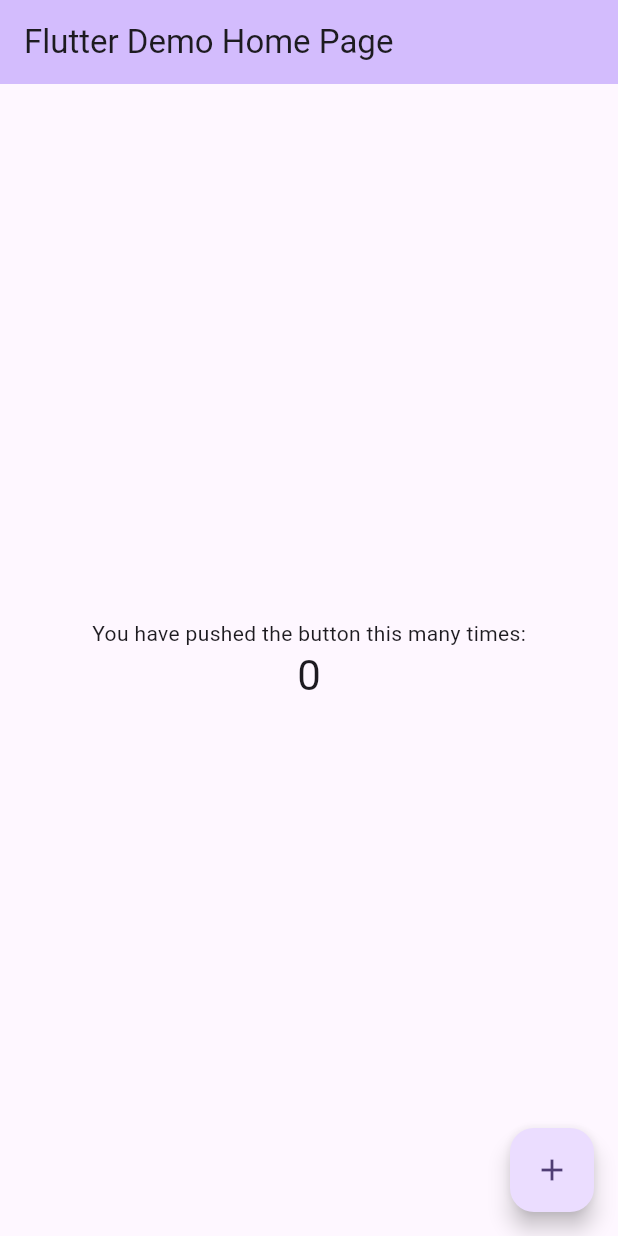
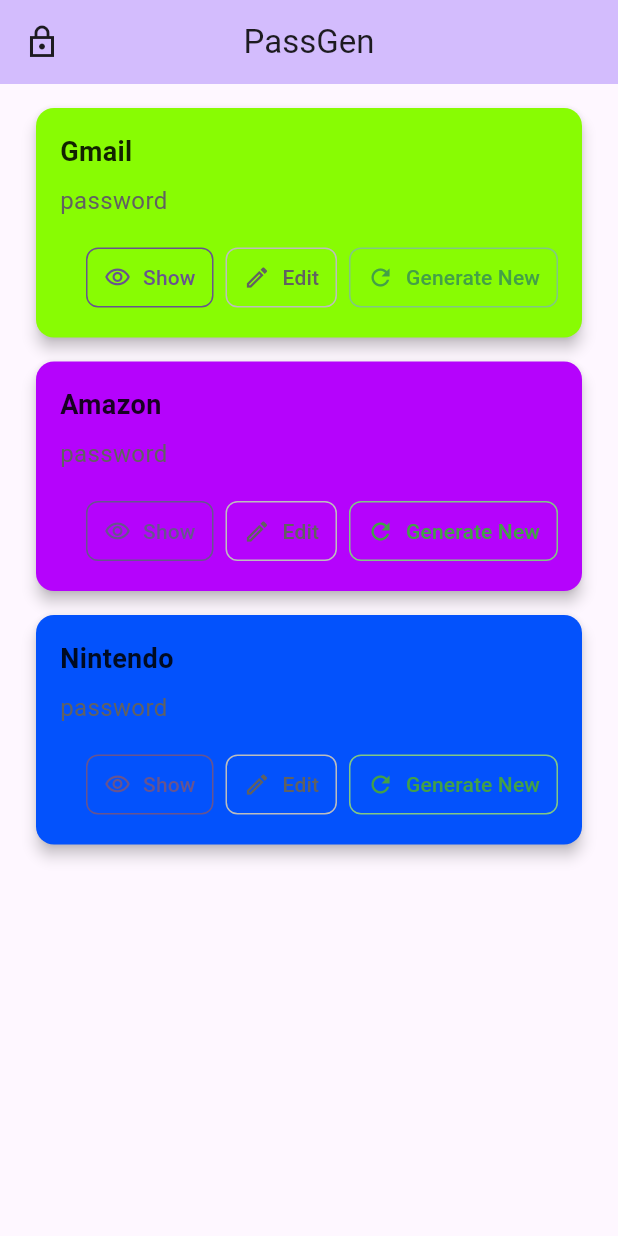
Before and after one commit to AndreDevelopment/password-gen, a Flutter app: the screen it shows after launch, on a phone screen of 412 x 824 dp. Run offline on Flutter 3.47's test engine with Material 3 defaults, Android fonts, the light colour scheme and no system bars.

Commit message:
Added base components

```diff
--- a/lib/main.dart
+++ b/lib/main.dart
@@ -1,8 +1,8 @@
 import 'package:flutter/material.dart';
+import 'package:password_gen/password.dart';
 
-void main() {
-  runApp(const MyApp());
-}
+void main()=>   runApp(const MyApp());
+
 
 class MyApp extends StatelessWidget {
   const MyApp({super.key});
@@ -11,41 +11,18 @@
   @override
   Widget build(BuildContext context) {
     return MaterialApp(
-      title: 'Flutter Demo',
+      title: 'Password Generator',
+      debugShowCheckedModeBanner: false,
       theme: ThemeData(
-        // This is the theme of your application.
-        //
-        // TRY THIS: Try running your application with "flutter run". You'll see
-        // the application has a purple toolbar. Then, without quitting the app,
-        // try changing the seedColor in the colorScheme below to Colors.green
-        // and then invoke "hot reload" (save your changes or press the "hot
-        // reload" button in a Flutter-supported IDE, or press "r" if you used
-        // the command line to start the app).
-        //
-        // Notice that the counter didn't reset back to zero; the application
-        // state is not lost during the reload. To reset the state, use hot
-        // restart instead.
-        //
-        // This works for code too, not just values: Most code changes can be
-        // tested with just a hot reload.
         colorScheme: ColorScheme.fromSeed(seedColor: Colors.deepPurple),
       ),
-      home: const MyHomePage(title: 'Flutter Demo Home Page'),
+      home: const MyHomePage(title: 'PassGen'),
     );
   }
 }
 
 class MyHomePage extends StatefulWidget {
   const MyHomePage({super.key, required this.title});
-
-  // This widget is the home page of your application. It is stateful, meaning
-  // that it has a State object (defined below) that contains fields that affect
-  // how it looks.
-
-  // This class is the configuration for the state. It holds the values (in this
-  // case the title) provided by the parent (in this case the App widget) and
-  // used by the build method of the State. Fields in a Widget subclass are
-  // always marked "final".
 
   final String title;
 
@@ -54,69 +31,19 @@
 }
 
 class _MyHomePageState extends State<MyHomePage> {
-  int _counter = 0;
-
-  void _incrementCounter() {
-    setState(() {
-      // This call to setState tells the Flutter framework that something has
-      // changed in this State, which causes it to rerun the build method below
-      // so that the display can reflect the updated values. If we changed
-      // _counter without calling setState(), then the build method would not be
-      // called again, and so nothing would appear to happen.
-      _counter++;
-    });
-  }
 
   @override
   Widget build(BuildContext context) {
-    // This method is rerun every time setState is called, for instance as done
-    // by the _incrementCounter method above.
-    //
-    // The Flutter framework has been optimized to make rerunning build methods
-    // fast, so that you can just rebuild anything that needs updating rather
-    // than having to individually change instances of widgets.
     return Scaffold(
       appBar: AppBar(
-        // TRY THIS: Try changing the color here to a specific color (to
-        // Colors.amber, perhaps?) and trigger a hot reload to see the AppBar
-        // change color while the other colors stay the same.
         backgroundColor: Theme.of(context).colorScheme.inversePrimary,
-        // Here we take the value from the MyHomePage object that was created by
-        // the App.build method, and use it to set our appbar title.
+        centerTitle: true,
         title: Text(widget.title),
+        leading: IconButton(icon: Icon(Icons.lock_outline_sharp), onPressed: () {}),
       ),
       body: Center(
-        // Center is a layout widget. It takes a single child and positions it
-        // in the middle of the parent.
-        child: Column(
-          // Column is also a layout widget. It takes a list of children and
-          // arranges them vertically. By default, it sizes itself to fit its
-          // children horizontally, and tries to be as tall as its parent.
-          //
-          // Column has various properties to control how it sizes itself and
-          // how it positions its children. Here we use mainAxisAlignment to
-          // center the children vertically; the main axis here is the vertical
-          // axis because Columns are vertical (the cross axis would be
-          // horizontal).
-          //
-          // TRY THIS: Invoke "debug painting" (choose the "Toggle Debug Paint"
-          // action in the IDE, or press "p" in the console), to see the
-          // wireframe for each widget.
-          mainAxisAlignment: MainAxisAlignment.center,
-          children: <Widget>[
-            const Text('You have pushed the button this many times:'),
-            Text(
-              '$_counter',
-              style: Theme.of(context).textTheme.headlineMedium,
-            ),
-          ],
-        ),
+          child: Password()
       ),
-      floatingActionButton: FloatingActionButton(
-        onPressed: _incrementCounter,
-        tooltip: 'Increment',
-        child: const Icon(Icons.add),
-      ), // This trailing comma makes auto-formatting nicer for build methods.
     );
   }
 }
--- /dev/null
+++ b/lib/models/password_model.dart
@@ -0,0 +1,28 @@
+import 'dart:ui';
+import 'package:flutter/material.dart';
+
+class PasswordModel {
+
+  String password;
+  String name;
+  Color backgroundColor =Color(0xffff5733);
+
+  PasswordModel({
+    required this.name,
+    required this.password,
+    required this.backgroundColor
+
+  });
+
+  static List<PasswordModel>getAllPasswords(){
+    List<PasswordModel> passwords = [
+      PasswordModel(name: "Gmail", password: "password", backgroundColor: Color(0xff88fc03)),
+      PasswordModel(name: "Amazon", password: "password", backgroundColor: Color.fromARGB(255, 181, 3, 252)),
+      PasswordModel(name: "Nintendo", password: "password", backgroundColor: Color.fromARGB(255, 3, 82, 252)),
+    ];
+
+
+    return passwords;
+  }
+
+}
--- /dev/null
+++ b/lib/password.dart
@@ -0,0 +1,128 @@
+import 'package:flutter/material.dart';
+import 'package:password_gen/models/password_model.dart';
+
+class Password extends StatefulWidget {
+  const Password({super.key});
+
+  @override
+  State<Password> createState() => _PasswordState();
+}
+
+class _PasswordState extends State<Password> {
+  List<PasswordModel> passwords = [];
+
+  void _getPasswords() {
+    passwords = PasswordModel.getAllPasswords();
+  }
+
+  @override
+  Widget build(BuildContext context) {
+    _getPasswords();
+    return ListView.builder(
+      itemCount: passwords.length,
+      padding: const EdgeInsets.all(8.0),
+      itemBuilder: (context, index) {
+        final password = passwords[index];
+        return Card(
+          elevation: 4.0,
+          margin: const EdgeInsets.symmetric(vertical: 8.0, horizontal: 16.0),
+          shape: RoundedRectangleBorder(
+            borderRadius: BorderRadius.circular(12.0),
+          ),
+          color: password.backgroundColor,
+          child: Padding(
+            padding: const EdgeInsets.all(16.0),
+            child: Column(
+              crossAxisAlignment: CrossAxisAlignment.start,
+              children: [
+                Text(
+                  password.name,
+                  style: TextStyle(
+                    fontSize: 18.0,
+                    fontWeight: FontWeight.bold,
+                    color: Colors.black87,
+                  ),
+                ),
+                const SizedBox(height: 8.0),
+                Text(
+                  password.password,
+                  style: TextStyle(fontSize: 16.0, color: Colors.grey[700]),
+                ),
+                const SizedBox(height: 16.0),
+                Row(
+                  mainAxisAlignment:
+                      MainAxisAlignment.end,
+                  children: [
+                    OutlinedButton.icon(
+                      onPressed: () {
+
+                        print('Show password for ${password.name}');
+                      },
+                      icon: const Icon(Icons.visibility_outlined),
+                      label: const Text("Show"),
+                      style: OutlinedButton.styleFrom(
+                        foregroundColor:
+                            Theme.of(
+                              context,
+                            ).primaryColor,
+                        side: BorderSide(
+                          color: Theme.of(context).primaryColor,
+                        ), // Style the border
+                        shape: RoundedRectangleBorder(
+                          borderRadius: BorderRadius.circular(8.0),
+                        ),
+                        padding: const EdgeInsets.symmetric(
+                          horizontal: 12.0,
+                          vertical: 8.0,
+                        ),
+                      ),
+                    ),
+                    const SizedBox(width: 8.0),
+                    OutlinedButton.icon(
+                      onPressed: () {
+                        print('Edit password for ${password.name}');
+                      },
+                      icon: const Icon(Icons.edit_outlined),
+                      label: const Text("Edit"),
+                      style: OutlinedButton.styleFrom(
+                        foregroundColor: Colors.grey[700],
+                        side: BorderSide(color: Colors.grey[400]!),
+                        shape: RoundedRectangleBorder(
+                          borderRadius: BorderRadius.circular(8.0),
+                        ),
+                        padding: const EdgeInsets.symmetric(
+                          horizontal: 12.0,
+                          vertical: 8.0,
+                        ),
+                      ),
+                    ),
+                    const SizedBox(width: 8.0),
+                    OutlinedButton.icon(
+                      onPressed: () {
+                        // Implement your generate new password logic
+                        print('Generate new password for ${password.name}');
+                      },
+                      icon: const Icon(Icons.refresh_outlined),
+                      label: const Text("Generate New"),
+                      style: OutlinedButton.styleFrom(
+                        foregroundColor: Colors.green[600],
+                        side: BorderSide(color: Colors.green[300]!),
+                        shape: RoundedRectangleBorder(
+                          borderRadius: BorderRadius.circular(8.0),
+                        ),
+                        padding: const EdgeInsets.symmetric(
+                          horizontal: 12.0,
+                          vertical: 8.0,
+                        ),
+                      ),
+                    ),
+                  ],
+                ),
+              ],
+            ),
+          ),
+        );
+      },
+    );
+  }
+}
```
